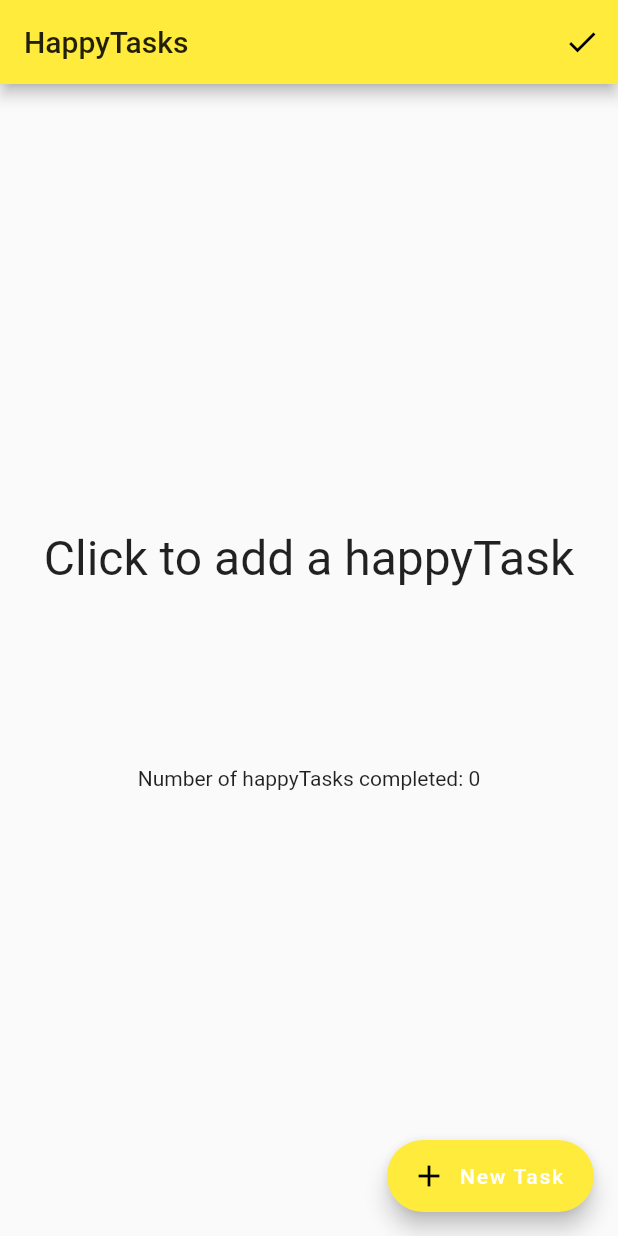
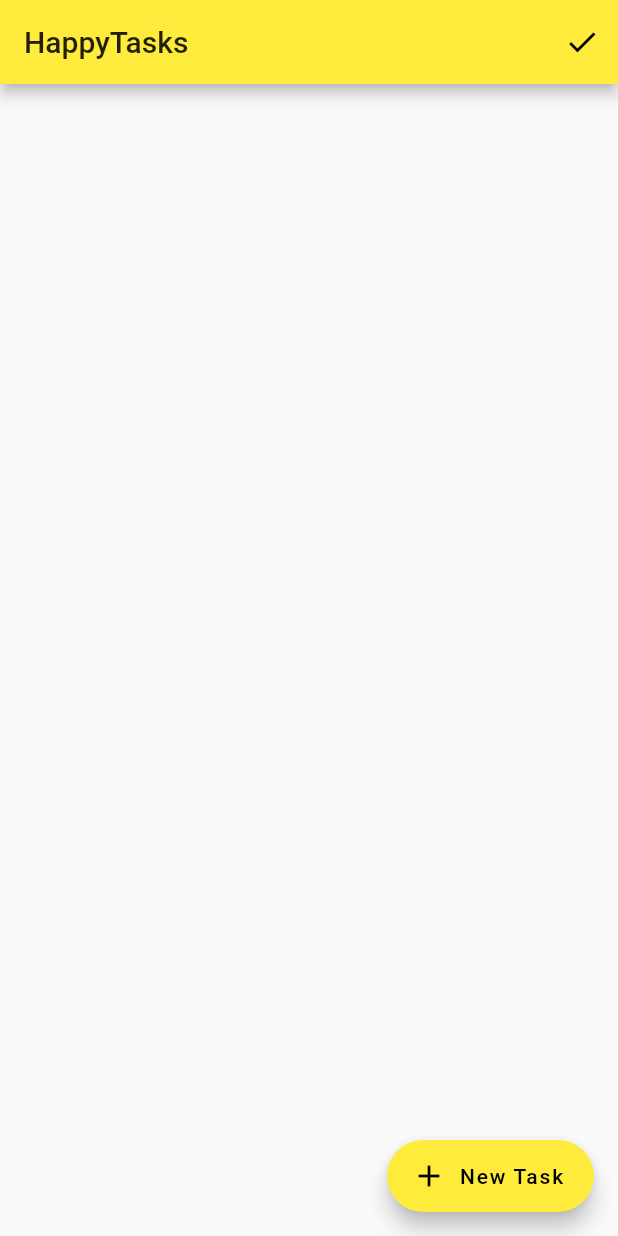
Before and after one commit to jaydedevyn/happy-tasks, a Flutter app: the screen it shows after launch, on a phone screen of 412 x 824 dp. Run offline on Flutter 3.47's test engine with Material 2 defaults, Android fonts, the phone set to English and light mode, and no system bars; our stand-ins replace cloud_firestore, flare_flutter; accounts and stored records are empty.

Commit message:
removed intro

```diff
--- a/lib/main.dart
+++ b/lib/main.dart
@@ -5,7 +5,7 @@ void main() => runApp(HappyTasks());
 
 class HappyTasks extends StatelessWidget {
   @override
-  Widget build(BuildContext con5text) {
+  Widget build(BuildContext context) {
     return MaterialApp(
       debugShowCheckedModeBanner: false,
       theme: ThemeData(
--- a/lib/models/happy-task.dart
+++ b/lib/models/happy-task.dart
@@ -1,17 +1,14 @@
 class HappyTask {
   String id;
   String title;
-  String icon;
-  bool isCompleted = false;
+  bool isCompleted;
 
-  HappyTask({this.id, this.title, this.icon, this.isCompleted = false});
+  HappyTask({this.id, this.title, this.isCompleted = false});
 
   factory HappyTask.fromJson(Map<String, dynamic> parsedJson)
     => HappyTask(
       id: parsedJson['id'],
       title: parsedJson['title'],
-      icon : parsedJson['icon'],
       isCompleted : parsedJson ['isCompleted']
     );
-
 }
--- a/lib/screens/home.dart
+++ b/lib/screens/home.dart
@@ -13,8 +13,8 @@ class HomeScreen extends StatefulWidget {
 }
 
 class _HomeScreenState extends State<HomeScreen> {
-  Map<String, HappyTask> completedTasks = {};
-  Map<String, HappyTask> skippedTasks = {};
+  Map<String, HappyTask> completed = {};
+  Map<String, HappyTask> skipped = {};
   bool _loading = false;
   bool _showConfetti = false;
   HappyTask currentTask = new HappyTask();
@@ -25,14 +25,14 @@ class _HomeScreenState extends State<HomeScreen> {
   void _getHappyTask() async {
     _toggleLoading();
     if (!currentTask.isCompleted) {
-      skippedTasks[currentTask.id] = currentTask;
+      skipped[currentTask.id] = currentTask;
     }
     QuerySnapshot fireStoreDocs =
         await Firestore.instance.collection('happyTasks').getDocuments();
     _toggleLoading();
     final newDoc = fireStoreDocs.documents.firstWhere((doc) =>
-        completedTasks[doc.data['id']] == null &&
-        skippedTasks[doc.data['id']] == null);
+        completed[doc.data['id']] == null &&
+        skipped[doc.data['id']] == null);
 
     setState(() => currentTask = HappyTask.fromJson(newDoc.data));
   }
@@ -43,13 +43,13 @@ class _HomeScreenState extends State<HomeScreen> {
       appBar: AppBar(
         title: Text('HappyTasks'),
         actions: <Widget>[
-          new IconButton(
-            icon: new Icon(Icons.done),
+          IconButton(
+            icon: Icon(Icons.done),
             onPressed: () => Navigator.push(
                 context,
                 MaterialPageRoute(
                     builder: (context) => CompletedScreen(
-                        happyTasks: completedTasks.values.toList()))),
+                        happyTasks: completed.values.toList()))),
           ),
         ],
       ),
@@ -57,18 +57,12 @@ class _HomeScreenState extends State<HomeScreen> {
           child: Column(
               mainAxisAlignment: MainAxisAlignment.center,
               children: <Widget>[
-            currentTask.id == null
-                ? Text('Click to add a happyTask',
-                    style: TextStyle(fontSize: 32.0))
-                : Container(),
             _showConfetti
                 ? Container(
                     height: 200.0,
                     width: 200.0,
                     child: FlareActor(
                       'assets/confetti.flr',
-                      fit: BoxFit.contain,
-                      alignment: Alignment.center,
                       animation: 'go',
                     ))
                 : Container(),
@@ -77,23 +71,17 @@ class _HomeScreenState extends State<HomeScreen> {
                     happyTask: currentTask,
                     onTap: () {
                       _toggleConfetti();
-                      Future.delayed(const Duration(milliseconds: 1500), () {
+                      Future.delayed(Duration(milliseconds: 1500), () {
                         setState(() {
                           currentTask.isCompleted = true;
-                          completedTasks[currentTask.id] = currentTask;
+                          completed[currentTask.id] = currentTask;
                         });
                         _toggleConfetti();
                         _getHappyTask();
                       });
                     })
-                : Container(),
-            SizedBox(
-              height: 120.0,
-            ),
-            Text(
-                'Number of happyTasks completed: ${completedTasks.values.where((task) => task.isCompleted).length}'),
+                : Container()
           ])),
-      // This trailing comma makes auto-formatting nicer for build methods.
       floatingActionButton: FloatingActionButton.extended(
         onPressed: _getHappyTask,
         icon: _loading
@@ -103,10 +91,10 @@ class _HomeScreenState extends State<HomeScreen> {
                 child: CircularProgressIndicator(
                     strokeWidth: 2.0,
                     valueColor:
-                        new AlwaysStoppedAnimation<Color>(Colors.white)))
+                        AlwaysStoppedAnimation<Color>(Colors.black)))
             : Icon(Icons.add),
-        label: Text('New Task', style: TextStyle(color: Colors.white)),
-      ),
+        label: Text('New Task'),
+      )
     );
   }
 }
```
Also changed, not shown: lib/happy-task-item.dart (+6 -8 lines), lib/screens/completed-screen.dart (+6 -10 lines).
